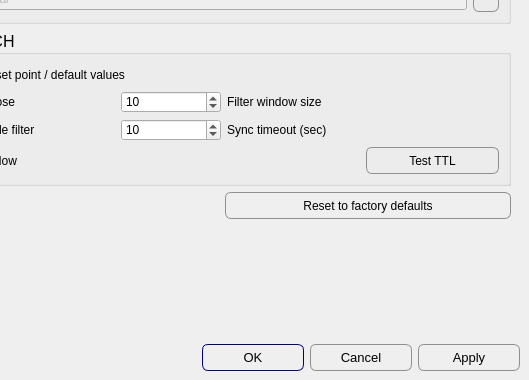
Before: the Qt Designer form apps/BioZone6/forms/tools.ui in bellonemauro/BioZone6, drawn with Qt 5; both pictures show x 85 to 614 and y 355 to 735 of the 614 by 735 pixel window.
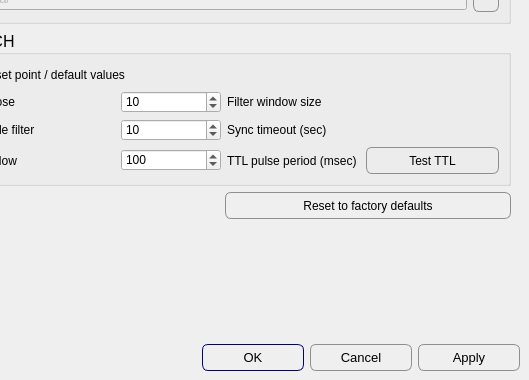
After: the same form once the commit is applied. The open tabs and pages were chosen to show the change. Icons and pictures are not drawn.

Patch:
```diff
--- a/apps/BioZone6/forms/tools.ui
+++ b/apps/BioZone6/forms/tools.ui
@@ -889,6 +889,26 @@
              </property>
             </widget>
            </item>
+           <item row="3" column="1">
+            <widget class="QSpinBox" name="TTLpulsePeriod_spinBox">
+             <property name="minimum">
+              <number>20</number>
+             </property>
+             <property name="maximum">
+              <number>1000</number>
+             </property>
+             <property name="value">
+              <number>100</number>
+             </property>
+            </widget>
+           </item>
+           <item row="3" column="2">
+            <widget class="QLabel" name="label_55">
+             <property name="text">
+              <string>TTL pulse period (msec)</string>
+             </property>
+            </widget>
+           </item>
           </layout>
          </widget>
         </item>
```
Left out of the diff: 2 changed lines with no effect on the pictures.
